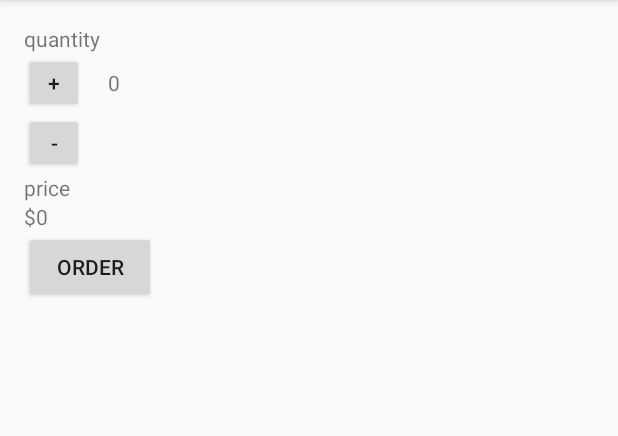
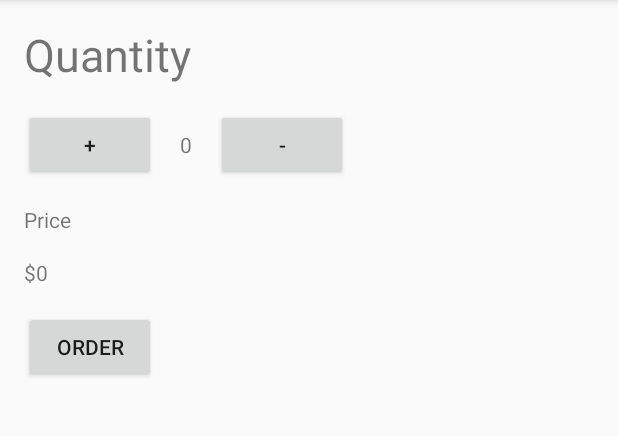
Before and after one commit to MohdGhezzawi92/CoffeOrder-appliction, an Android app: the screen it shows after launch (MainActivity), on a phone screen of 412 x 824 dp, the part 84-520 px from its top. Run offline under Robolectric (Android 15) with nearby library versions, the phone set to English and light mode, and no system bars.

Commit message:
update two

```diff
--- a/app/src/main/res/layout/activity_main.xml
+++ b/app/src/main/res/layout/activity_main.xml
@@ -1,63 +1,68 @@
 <?xml version="1.0" encoding="utf-8"?>
 <LinearLayout xmlns:android="http://schemas.android.com/apk/res/android"
-    xmlns:tools="http://schemas.android.com/tools"
     android:layout_width="match_parent"
     android:layout_height="match_parent"
-    android:paddingBottom="@dimen/activity_vertical_margin"
-    android:paddingLeft="@dimen/activity_horizontal_margin"
-    android:paddingRight="@dimen/activity_horizontal_margin"
-    android:paddingTop="@dimen/activity_vertical_margin"
-    tools:context="com.example.android.justjava.MainActivity"
+    android:paddingLeft="16dp"
+    android:paddingRight="16dp"
     android:orientation="vertical">
-
 
     <TextView
         android:layout_width="wrap_content"
         android:layout_height="wrap_content"
-        android:text="quantity" />
-
+        android:text="Quantity"
+        android:layout_marginBottom="16sp"
+        android:layout_marginTop="16sp"
+        android:textSize="30dp"
+        />
     <LinearLayout
         android:layout_width="wrap_content"
         android:layout_height="wrap_content"
         android:orientation="horizontal" >
 
         <Button
-            android:layout_width="40dp"
-            android:layout_height="40dp"
+            android:layout_height="wrap_content"
+            android:layout_width="wrap_content"
             android:text="+"
-            android:onClick="increment"/>
+            android:onClick="increment" />
 
         <TextView
             android:layout_width="wrap_content"
             android:layout_height="wrap_content"
+            android:layout_marginBottom="16sp"
+            android:id="@+id/quantity_text_view"
             android:text="0"
-            android:id="@+id/quantity_text_view"
             android:layout_marginRight="16dp"
-            android:layout_marginLeft="16dp"
-            />
+            android:layout_marginLeft="16dp" />
+        <Button
+            android:layout_height="wrap_content"
+            android:layout_width="wrap_content"
+            android:text="-"
+            android:onClick="decrement" />
     </LinearLayout>
-
-    <Button
-        android:layout_width="40dp"
-        android:layout_height="40dp"
-        android:text="-"
-        android:onClick="decrement"/>
 
     <TextView
         android:layout_width="wrap_content"
         android:layout_height="wrap_content"
-        android:text="price" />
+        android:layout_marginTop="16dp"
+        android:text="Price"
+        android:layout_marginBottom="16sp" />
 
     <TextView
         android:layout_width="wrap_content"
         android:layout_height="wrap_content"
-        android:text="$0"
+        android:layout_marginBottom="16sp"
         android:id="@+id/price_text_view"
-        />
+        android:text="$0" />
+    <Button
+        android:layout_height="wrap_content"
+        android:layout_width="wrap_content"
+        android:text="Order"
+        android:onClick="submitOrder" />
 
-    <Button
-        android:layout_width="wrap_content"
-        android:layout_height="wrap_content"
-        android:text="order"
-        android:onClick="submitOrder"/>
+    <ImageView
+        android:layout_width="256dp"
+        android:layout_height="218dp"
+        android:id="@+id/imageView" />
+
+
 </LinearLayout>
```
